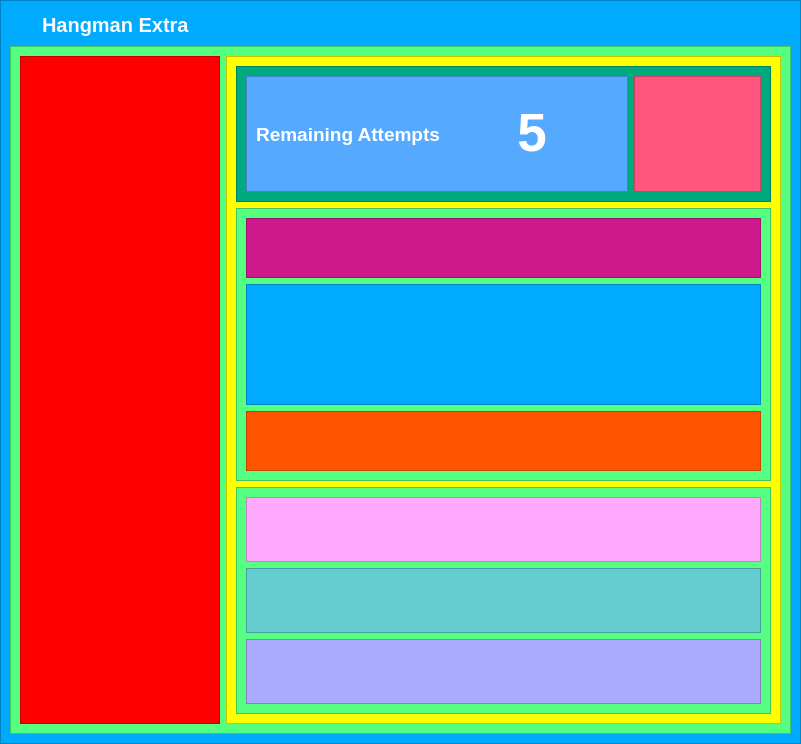
The window that old/main.ui (cis3296f22/prj-04-hangmanai) describes before a commit, drawn with Qt 5.
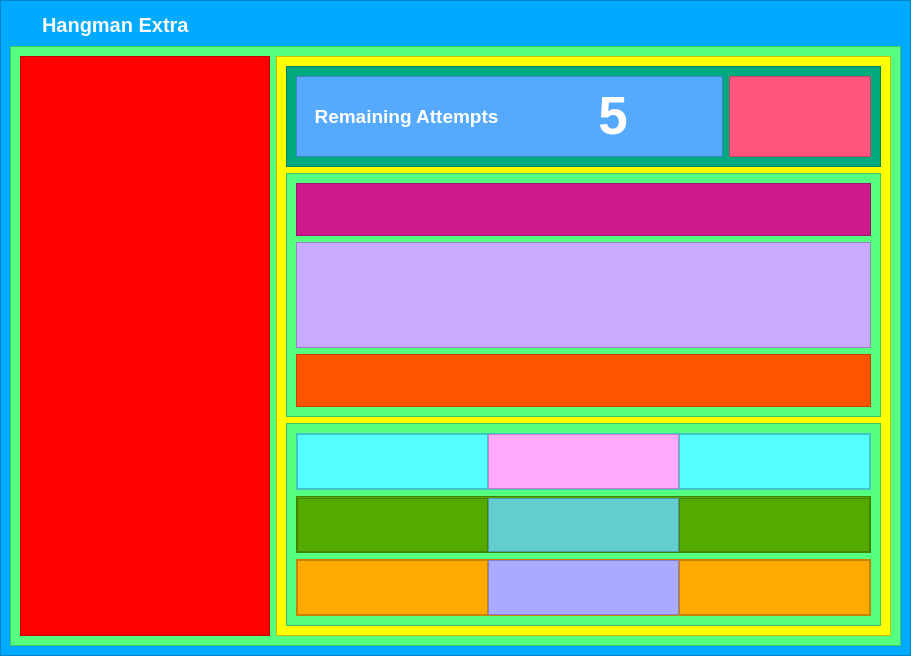
The same window after the commit. Icons and pictures are not drawn.

Commit message: Virtual keyboard design update and added lister to it

```diff
--- a/old/main.ui
+++ b/old/main.ui
@@ -6,8 +6,8 @@
    <rect>
     <x>0</x>
     <y>0</y>
-    <width>801</width>
-    <height>744</height>
+    <width>911</width>
+    <height>656</height>
    </rect>
   </property>
   <property name="windowTitle">
@@ -282,13 +282,13 @@
           <widget class="QFrame" name="hangmanView">
            <property name="sizePolicy">
             <sizepolicy hsizetype="Fixed" vsizetype="Preferred">
-             <horstretch>0</horstretch>
+             <horstretch>3</horstretch>
              <verstretch>0</verstretch>
             </sizepolicy>
            </property>
            <property name="minimumSize">
             <size>
-             <width>200</width>
+             <width>250</width>
              <height>0</height>
             </size>
            </property>
@@ -306,6 +306,18 @@
          </item>
          <item>
           <widget class="QFrame" name="gameContentsView">
+           <property name="sizePolicy">
+            <sizepolicy hsizetype="Preferred" vsizetype="Preferred">
+             <horstretch>5</horstretch>
+             <verstretch>0</verstretch>
+            </sizepolicy>
+           </property>
+           <property name="minimumSize">
+            <size>
+             <width>500</width>
+             <height>0</height>
+            </size>
+           </property>
            <property name="styleSheet">
             <string notr="true">background-color: rgb(255, 255, 0);</string>
            </property>
@@ -321,7 +333,7 @@
               <property name="sizePolicy">
                <sizepolicy hsizetype="Preferred" vsizetype="Preferred">
                 <horstretch>0</horstretch>
-                <verstretch>3</verstretch>
+                <verstretch>2</verstretch>
                </sizepolicy>
               </property>
               <property name="styleSheet">
@@ -463,7 +475,7 @@
                   </size>
                  </property>
                  <property name="styleSheet">
-                  <string notr="true">background-color: rgb(0, 170, 255);</string>
+                  <string notr="true">background-color: rgb(200, 170, 255);</string>
                  </property>
                  <property name="frameShape">
                   <enum>QFrame::StyledPanel</enum>
@@ -515,15 +527,9 @@
               </property>
               <layout class="QVBoxLayout" name="verticalLayout_2">
                <item>
-                <widget class="QFrame" name="keyboardFirstRowView">
-                 <property name="sizePolicy">
-                  <sizepolicy hsizetype="Preferred" vsizetype="Preferred">
-                   <horstretch>0</horstretch>
-                   <verstretch>1</verstretch>
-                  </sizepolicy>
-                 </property>
+                <widget class="QFrame" name="keyboardFirstRowViewWrapper">
                  <property name="styleSheet">
-                  <string notr="true">background-color: rgb(255, 170, 255);</string>
+                  <string notr="true">background-color: rgb(85, 255, 255);</string>
                  </property>
                  <property name="frameShape">
                   <enum>QFrame::StyledPanel</enum>
@@ -531,19 +537,81 @@
                  <property name="frameShadow">
                   <enum>QFrame::Raised</enum>
                  </property>
-                 <layout class="QHBoxLayout" name="horizontalLayout"/>
+                 <layout class="QHBoxLayout" name="horizontalLayout_5">
+                  <property name="spacing">
+                   <number>0</number>
+                  </property>
+                  <property name="leftMargin">
+                   <number>0</number>
+                  </property>
+                  <property name="topMargin">
+                   <number>0</number>
+                  </property>
+                  <property name="rightMargin">
+                   <number>0</number>
+                  </property>
+                  <property name="bottomMargin">
+                   <number>0</number>
+                  </property>
+                  <item>
+                   <widget class="QFrame" name="frame">
+                    <property name="sizePolicy">
+                     <sizepolicy hsizetype="Preferred" vsizetype="Preferred">
+                      <horstretch>1</horstretch>
+                      <verstretch>0</verstretch>
+                     </sizepolicy>
+                    </property>
+                    <property name="frameShape">
+                     <enum>QFrame::StyledPanel</enum>
+                    </property>
+                    <property name="frameShadow">
+                     <enum>QFrame::Raised</enum>
+                    </property>
+                   </widget>
+                  </item>
+                  <item>
+                   <widget class="QFrame" name="keyboardFirstRowView">
+                    <property name="sizePolicy">
+                     <sizepolicy hsizetype="Preferred" vsizetype="Preferred">
+                      <horstretch>1</horstretch>
+                      <verstretch>0</verstretch>
+                     </sizepolicy>
+                    </property>
+                    <property name="styleSheet">
+                     <string notr="true">background-color: rgb(255, 170, 255);</string>
+                    </property>
+                    <property name="frameShape">
+                     <enum>QFrame::StyledPanel</enum>
+                    </property>
+                    <property name="frameShadow">
+                     <enum>QFrame::Raised</enum>
+                    </property>
+                    <layout class="QHBoxLayout" name="horizontalLayout"/>
+                   </widget>
+                  </item>
+                  <item>
+                   <widget class="QFrame" name="frame_2">
+                    <property name="sizePolicy">
+                     <sizepolicy hsizetype="Preferred" vsizetype="Preferred">
+                      <horstretch>1</horstretch>
+                      <verstretch>0</verstretch>
+                     </sizepolicy>
+                    </property>
+                    <property name="frameShape">
+                     <enum>QFrame::StyledPanel</enum>
+                    </property>
+                    <property name="frameShadow">
+                     <enum>QFrame::Raised</enum>
+                    </property>
+                   </widget>
+                  </item>
+                 </layout>
                 </widget>
                </item>
                <item>
-                <widget class="QFrame" name="keyboardSecondRowView">
-                 <property name="sizePolicy">
-                  <sizepolicy hsizetype="Preferred" vsizetype="Preferred">
-                   <horstretch>0</horstretch>
-                   <verstretch>1</verstretch>
-                  </sizepolicy>
-                 </property>
+                <widget class="QFrame" name="keyboardSecondRowViewWrapper">
                  <property name="styleSheet">
-                  <string notr="true">background-color: rgb(100, 205, 207);</string>
+                  <string notr="true">background-color: rgb(85, 170, 0);</string>
                  </property>
                  <property name="frameShape">
                   <enum>QFrame::StyledPanel</enum>
@@ -551,26 +619,156 @@
                  <property name="frameShadow">
                   <enum>QFrame::Raised</enum>
                  </property>
+                 <layout class="QHBoxLayout" name="horizontalLayout_7">
+                  <property name="spacing">
+                   <number>0</number>
+                  </property>
+                  <property name="leftMargin">
+                   <number>0</number>
+                  </property>
+                  <property name="topMargin">
+                   <number>1</number>
+                  </property>
+                  <property name="rightMargin">
+                   <number>0</number>
+                  </property>
+                  <property name="bottomMargin">
+                   <number>0</number>
+                  </property>
+                  <item>
+                   <widget class="QFrame" name="frame_4">
+                    <property name="sizePolicy">
+                     <sizepolicy hsizetype="Preferred" vsizetype="Preferred">
+                      <horstretch>1</horstretch>
+                      <verstretch>0</verstretch>
+                     </sizepolicy>
+                    </property>
+                    <property name="frameShape">
+                     <enum>QFrame::StyledPanel</enum>
+                    </property>
+                    <property name="frameShadow">
+                     <enum>QFrame::Raised</enum>
+                    </property>
+                   </widget>
+                  </item>
+                  <item>
+                   <widget class="QFrame" name="keyboardSecondRowView">
+                    <property name="sizePolicy">
+                     <sizepolicy hsizetype="Preferred" vsizetype="Preferred">
+                      <horstretch>1</horstretch>
+                      <verstretch>1</verstretch>
+                     </sizepolicy>
+                    </property>
+                    <property name="styleSheet">
+                     <string notr="true">background-color: rgb(100, 205, 207);</string>
+                    </property>
+                    <property name="frameShape">
+                     <enum>QFrame::StyledPanel</enum>
+                    </property>
+                    <property name="frameShadow">
+                     <enum>QFrame::Raised</enum>
+                    </property>
+                   </widget>
+                  </item>
+                  <item>
+                   <widget class="QFrame" name="frame_5">
+                    <property name="sizePolicy">
+                     <sizepolicy hsizetype="Preferred" vsizetype="Preferred">
+                      <horstretch>1</horstretch>
+                      <verstretch>1</verstretch>
+                     </sizepolicy>
+                    </property>
+                    <property name="frameShape">
+                     <enum>QFrame::StyledPanel</enum>
+                    </property>
+                    <property name="frameShadow">
+                     <enum>QFrame::Raised</enum>
+                    </property>
+                   </widget>
+                  </item>
+                 </layout>
                 </widget>
                </item>
                <item>
-                <widget class="QFrame" name="keyboardThirdRowView">
-                 <property name="sizePolicy">
-                  <sizepolicy hsizetype="Preferred" vsizetype="Preferred">
-                   <horstretch>0</horstretch>
-                   <verstretch>1</verstretch>
-                  </sizepolicy>
-                 </property>
+                <widget class="QFrame" name="keyboardThirdRowViewWrapper">
                  <property name="styleSheet">
-                  <string notr="true">background-color: rgb(170, 170, 255);
+                  <string notr="true">background-color: rgb(255, 170, 0);</string>
+                 </property>
+                 <property name="frameShape">
+                  <enum>QFrame::StyledPanel</enum>
+                 </property>
+                 <property name="frameShadow">
+                  <enum>QFrame::Raised</enum>
+                 </property>
+                 <layout class="QHBoxLayout" name="horizontalLayout_10">
+                  <property name="spacing">
+                   <number>0</number>
+                  </property>
+                  <property name="leftMargin">
+                   <number>0</number>
+                  </property>
+                  <property name="topMargin">
+                   <number>0</number>
+                  </property>
+                  <property name="rightMargin">
+                   <number>0</number>
+                  </property>
+                  <property name="bottomMargin">
+                   <number>0</number>
+                  </property>
+                  <item>
+                   <widget class="QFrame" name="frame_6">
+                    <property name="sizePolicy">
+                     <sizepolicy hsizetype="Preferred" vsizetype="Preferred">
+                      <horstretch>1</horstretch>
+                      <verstretch>0</verstretch>
+                     </sizepolicy>
+                    </property>
+                    <property name="frameShape">
+                     <enum>QFrame::StyledPanel</enum>
+                    </property>
+                    <property name="frameShadow">
+                     <enum>QFrame::Raised</enum>
+                    </property>
+                   </widget>
+                  </item>
+                  <item>
+                   <widget class="QFrame" name="keyboardThirdRowView">
+                    <property name="sizePolicy">
+                     <sizepolicy hsizetype="Preferred" vsizetype="Preferred">
+                      <horstretch>1</horstretch>
+                      <verstretch>1</verstretch>
+                     </sizepolicy>
+                    </property>
+                    <property name="styleSheet">
+                     <string notr="true">background-color: rgb(170, 170, 255);
 </string>
-                 </property>
-                 <property name="frameShape">
-                  <enum>QFrame::StyledPanel</enum>
-                 </property>
-                 <property name="frameShadow">
-                  <enum>QFrame::Raised</enum>
-                 </property>
+                    </property>
+                    <property name="frameShape">
+                     <enum>QFrame::StyledPanel</enum>
+                    </property>
+                    <property name="frameShadow">
+                     <enum>QFrame::Raised</enum>
+                    </property>
+                   </widget>
+                  </item>
+                  <item>
+                   <widget class="QFrame" name="frame_7">
+                    <property name="sizePolicy">
+                     <sizepolicy hsizetype="Preferred" vsizetype="Preferred">
+                      <horstretch>1</horstretch>
+                      <verstretch>0</verstretch>
+                     </sizepolicy>
+                    </property>
+                    <property name="frameShape">
+                     <enum>QFrame::StyledPanel</enum>
+                    </property>
+                    <property name="frameShadow">
+                     <enum>QFrame::Raised</enum>
+                    </property>
+                   </widget>
+                  </item>
+                 </layout>
                 </widget>
                </item>
               </layout>
```
Left out of the diff: 8 changed lines with no effect on the pictures. The commit also changes 9 other files.
